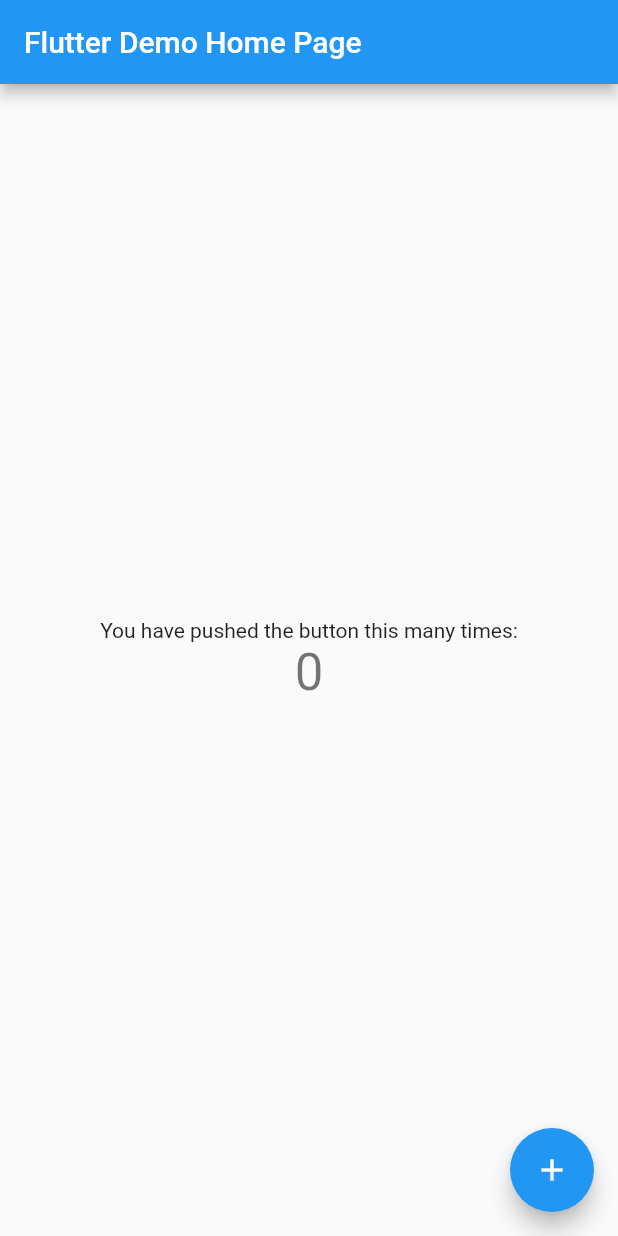
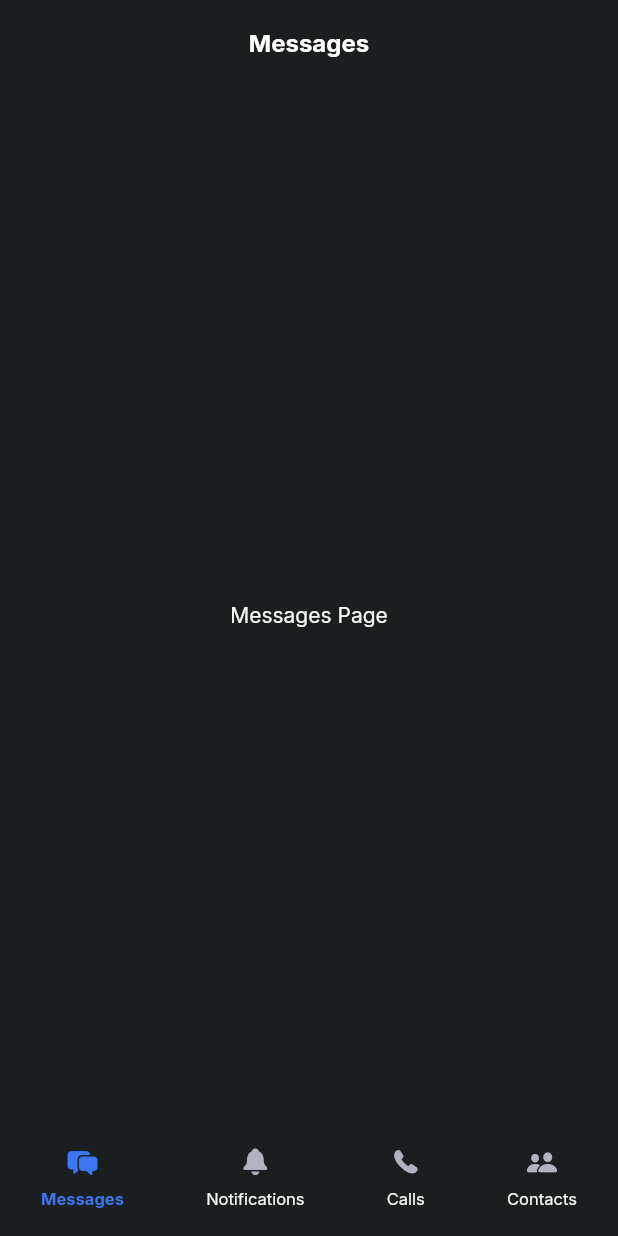
Before and after one commit to JaiminHapani7269/Chat_app, a Flutter app: the screen it shows after launch, on a phone screen of 412 x 824 dp. Run offline on Flutter 3.47's test engine with Material 2 defaults, Android fonts, the phone set to English and light mode, and no system bars; our stand-ins replace google_fonts.

Commit message:
"Second Commit"

```diff
--- a/lib/main.dart
+++ b/lib/main.dart
@@ -1,4 +1,6 @@
 import 'package:flutter/material.dart';
+import 'package:messenger/screens/home_screen.dart';
+import 'package:messenger/theme.dart';
 
 void main() {
   runApp(const MyApp());
@@ -11,105 +13,12 @@ class MyApp extends StatelessWidget {
   @override
   Widget build(BuildContext context) {
     return MaterialApp(
-      title: 'Flutter Demo',
-      theme: ThemeData(
-        // This is the theme of your application.
-        //
-        // Try running your application with "flutter run". You'll see the
-        // application has a blue toolbar. Then, without quitting the app, try
-        // changing the primarySwatch below to Colors.green and then invoke
-        // "hot reload" (press "r" in the console where you ran "flutter run",
-        // or simply save your changes to "hot reload" in a Flutter IDE).
-        // Notice that the counter didn't reset back to zero; the application
-        // is not restarted.
-        primarySwatch: Colors.blue,
-      ),
-      home: const MyHomePage(title: 'Flutter Demo Home Page'),
+      debugShowCheckedModeBanner: false,
+      title: 'Messanger',
+      theme: AppTheme.light(),
+      darkTheme: AppTheme.dark(),
+      themeMode: ThemeMode.dark,
+      home: HomeScreen(),
     );
   }
 }
-
-class MyHomePage extends StatefulWidget {
-  const MyHomePage({Key? key, required this.title}) : super(key: key);
-
-  // This widget is the home page of your application. It is stateful, meaning
-  // that it has a State object (defined below) that contains fields that affect
-  // how it looks.
-
-  // This class is the configuration for the state. It holds the values (in this
-  // case the title) provided by the parent (in this case the App widget) and
-  // used by the build method of the State. Fields in a Widget subclass are
-  // always marked "final".
-
-  final String title;
-
-  @override
-  State<MyHomePage> createState() => _MyHomePageState();
-}
-
-class _MyHomePageState extends State<MyHomePage> {
-  int _counter = 0;
-
-  void _incrementCounter() {
-    setState(() {
-      // This call to setState tells the Flutter framework that something has
-      // changed in this State, which causes it to rerun the build method below
-      // so that the display can reflect the updated values. If we changed
-      // _counter without calling setState(), then the build method would not be
-      // called again, and so nothing would appear to happen.
-      _counter++;
-    });
-  }
-
-  @override
-  Widget build(BuildContext context) {
-    // This method is rerun every time setState is called, for instance as done
-    // by the _incrementCounter method above.
-    //
-    // The Flutter framework has been optimized to make rerunning build methods
-    // fast, so that you can just rebuild anything that needs updating rather
-    // than having to individually change instances of widgets.
-    return Scaffold(
-      appBar: AppBar(
-        // Here we take the value from the MyHomePage object that was created by
-        // the App.build method, and use it to set our appbar title.
-        title: Text(widget.title),
-      ),
-      body: Center(
-        // Center is a layout widget. It takes a single child and positions it
-        // in the middle of the parent.
-        child: Column(
-          // Column is also a layout widget. It takes a list of children and
-          // arranges them vertically. By default, it sizes itself to fit its
-          // children horizontally, and tries to be as tall as its parent.
-          //
-          // Invoke "debug painting" (press "p" in the console, choose the
-          // "Toggle Debug Paint" action from the Flutter Inspector in Android
-          // Studio, or the "Toggle Debug Paint" command in Visual Studio Code)
-          // to see the wireframe for each widget.
-          //
-          // Column has various properties to control how it sizes itself and
-          // how it positions its children. Here we use mainAxisAlignment to
-          // center the children vertically; the main axis here is the vertical
-          // axis because Columns are vertical (the cross axis would be
-          // horizontal).
-          mainAxisAlignment: MainAxisAlignment.center,
-          children: <Widget>[
-            const Text(
-              'You have pushed the button this many times:',
-            ),
-            Text(
-              '$_counter',
-              style: Theme.of(context).textTheme.headline4,
-            ),
-          ],
-        ),
-      ),
-      floatingActionButton: FloatingActionButton(
-        onPressed: _incrementCounter,
-        tooltip: 'Increment',
-        child: const Icon(Icons.add),
-      ), // This trailing comma makes auto-formatting nicer for build methods.
-    );
-  }
-}
--- /dev/null
+++ b/lib/pages/calls_page.dart
@@ -0,0 +1,14 @@
+import 'package:flutter/cupertino.dart';
+import 'package:flutter/src/foundation/key.dart';
+import 'package:flutter/src/widgets/framework.dart';
+
+class CallsPage extends StatelessWidget {
+  const CallsPage({Key? key}) : super(key: key);
+
+  @override
+  Widget build(BuildContext context) {
+    return Center(
+      child: Text('CallsPage'),
+    );
+  }
+}
--- /dev/null
+++ b/lib/pages/contacts_page.dart
@@ -0,0 +1,14 @@
+import 'package:flutter/cupertino.dart';
+import 'package:flutter/src/foundation/key.dart';
+import 'package:flutter/src/widgets/framework.dart';
+
+class ContactsPage extends StatelessWidget {
+  const ContactsPage({Key? key}) : super(key: key);
+
+  @override
+  Widget build(BuildContext context) {
+    return Center(
+      child: Text('ContactsPage'),
+    );
+  }
+}
--- /dev/null
+++ b/lib/pages/messages_page.dart
@@ -0,0 +1,14 @@
+import 'package:flutter/cupertino.dart';
+import 'package:flutter/src/foundation/key.dart';
+import 'package:flutter/src/widgets/framework.dart';
+
+class MessagesPage extends StatelessWidget {
+  const MessagesPage({Key? key}) : super(key: key);
+
+  @override
+  Widget build(BuildContext context) {
+    return Center(
+      child: Text('Messages Page'),
+    );
+  }
+}
--- /dev/null
+++ b/lib/pages/notifications_page.dart
@@ -0,0 +1,14 @@
+import 'package:flutter/cupertino.dart';
+import 'package:flutter/src/foundation/key.dart';
+import 'package:flutter/src/widgets/framework.dart';
+
+class NotificationsPage extends StatelessWidget {
+  const NotificationsPage({Key? key}) : super(key: key);
+
+  @override
+  Widget build(BuildContext context) {
+    return Center(
+      child: Text('NotificationsPage'),
+    );
+  }
+}
--- /dev/null
+++ b/lib/screens/home_screen.dart
@@ -0,0 +1,175 @@
+// ignore_for_file: public_member_api_docs, sort_constructors_first
+import 'package:flutter/cupertino.dart';
+import 'package:flutter/material.dart';
+import 'package:flutter/src/foundation/key.dart';
+import 'package:flutter/src/widgets/framework.dart';
+
+import 'package:messenger/pages/calls_page.dart';
+import 'package:messenger/pages/contacts_page.dart';
+import 'package:messenger/pages/messages_page.dart';
+import 'package:messenger/pages/notifications_page.dart';
+import 'package:messenger/theme.dart';
+
+class HomeScreen extends StatefulWidget {
+  HomeScreen({Key? key}) : super(key: key);
+
+  @override
+  State<HomeScreen> createState() => _HomeScreenState();
+}
+
+class _HomeScreenState extends State<HomeScreen> {
+  final ValueNotifier<int> pageIndex = ValueNotifier(0);
+  final ValueNotifier<String> title = ValueNotifier('Messages');
+  final pages = const [
+    MessagesPage(),
+    NotificationsPage(),
+    CallsPage(),
+    ContactsPage(),
+  ];
+
+  @override
+  Widget build(BuildContext context) {
+    return Scaffold(
+      appBar: AppBar(
+        backgroundColor: Colors.transparent,
+        elevation: 0,
+        title: ValueListenableBuilder(
+          valueListenable: title,
+          builder: (BuildContext context, String value, _) {
+            return Center(
+              child: Text(
+                value,
+                style: TextStyle(fontWeight: FontWeight.bold, fontSize: 16),
+              ),
+            );
+          },
+        ),
+      ),
+      body: ValueListenableBuilder(
+        valueListenable: pageIndex,
+        builder: (BuildContext context, int value, _) {
+          return pages[value];
+        },
+      ),
+      bottomNavigationBar: _BottonNavigationBar(
+        onItemSelected: (index) {
+          pageIndex.value = index;
+        },
+      ),
+    );
+  }
+}
+
+//Bottom Navigation Bar
+class _BottonNavigationBar extends StatefulWidget {
+  _BottonNavigationBar({Key? key, required this.onItemSelected})
+      : super(key: key);
+
+  final ValueChanged<int> onItemSelected;
+
+  @override
+  State<_BottonNavigationBar> createState() => _BottonNavigationBarState();
+}
+
+class _BottonNavigationBarState extends State<_BottonNavigationBar> {
+  var selectedIndex = 0;
+  void handledItemSelected(index) {
+    setState(() {
+      selectedIndex = index;
+    });
+    widget.onItemSelected(index);
+  }
+
+  @override
+  Widget build(BuildContext context) {
+    return SafeArea(
+      top: false,
+      bottom: true,
+      child: Row(
+        mainAxisAlignment: MainAxisAlignment.spaceAround,
+        children: [
+          _NavigationBarItem(
+            index: 0,
+            label: 'Messages',
+            icon: CupertinoIcons.bubble_left_bubble_right_fill,
+            isSelected: (selectedIndex == 0),
+            onTap: handledItemSelected,
+          ),
+          _NavigationBarItem(
+            index: 1,
+            label: 'Notifications',
+            icon: CupertinoIcons.bell_solid,
+            isSelected: (selectedIndex == 1),
+            onTap: handledItemSelected,
+          ),
+          _NavigationBarItem(
+            index: 2,
+            label: 'Calls',
+            icon: CupertinoIcons.phone_fill,
+            isSelected: (selectedIndex == 2),
+            onTap: handledItemSelected,
+          ),
+          _NavigationBarItem(
+            index: 3,
+            label: 'Contacts',
+            icon: CupertinoIcons.person_2_fill,
+            isSelected: (selectedIndex == 3),
+            onTap: handledItemSelected,
+          ),
+        ],
+      ),
+    );
+  }
+}
+
+class _NavigationBarItem extends StatelessWidget {
+  _NavigationBarItem(
+      {Key? key,
+      required this.index,
+      required this.label,
+      required this.icon,
+      this.isSelected = false,
+      required this.onTap})
+      : super(key: key);
+
+  final ValueChanged<int> onTap;
+  final int index;
+  final String label;
+  final bool isSelected;
+  final IconData icon;
+
+  @override
+  Widget build(BuildContext context) {
+    return GestureDetector(
+      behavior: HitTestBehavior.opaque,
+      onTap: () {
+        onTap(index);
+      },
+      child: SizedBox(
+        height: 60,
+        child: Column(
+          mainAxisSize: MainAxisSize.min,
+          children: [
+            Icon(
+              icon,
+              size: 20,
+              color: isSelected ? AppColors.secondary : null,
+            ),
+            SizedBox(
+              height: 8,
+            ),
+            Text(
+              label,
+              style: isSelected
+                  ? TextStyle(
+                      fontSize: 11,
+                      color: AppColors.secondary,
+                      fontWeight: FontWeight.bold)
+                  : TextStyle(fontSize: 11),
+            ),
+          ],
+        ),
+      ),
+    );
+  }
+}
--- /dev/null
+++ b/lib/theme.dart
@@ -0,0 +1,63 @@
+import 'package:flutter/material.dart';
+import 'package:google_fonts/google_fonts.dart';
+
+abstract class AppColors {
+  static const secondary = Color(0xFF3B76F6);
+  static const accent = Color(0xFFD6755B);
+  static const textDark = Color(0xFF53585A);
+  static const textLigth = Color(0xFFF5F5F5);
+  static const textFaded = Color(0xFF9899A5);
+  static const iconLight = Color(0xFFB1B4C0);
+  static const iconDark = Color(0xFFB1B3C1);
+  static const textHighlight = secondary;
+  static const cardLight = Color(0xFFF9FAFE);
+  static const cardDark = Color(0xFF303334);
+}
+
+abstract class _LightColors {
+  static const background = Colors.white;
+  static const card = AppColors.cardLight;
+}
+
+abstract class _DarkColors {
+  static const background = Color(0xFF1B1E1F);
+  static const card = AppColors.cardDark;
+}
+
+/// Reference to the application theme.
+abstract class AppTheme {
+  static const accentColor = AppColors.accent;
+  static final visualDensity = VisualDensity.adaptivePlatformDensity;
+
+  /// Light theme and its settings.
+  static ThemeData light() => ThemeData(
+        brightness: Brightness.light,
+        accentColor: accentColor,
+        visualDensity: visualDensity,
+        textTheme:
+            GoogleFonts.mulishTextTheme().apply(bodyColor: AppColors.textDark),
+        backgroundColor: _LightColors.background,
+        scaffoldBackgroundColor: _LightColors.background,
+        cardColor: _LightColors.card,
+        primaryTextTheme: const TextTheme(
+          headline6: TextStyle(color: AppColors.textDark),
+        ),
+        iconTheme: const IconThemeData(color: AppColors.iconDark),
+      );
+
+  /// Dark theme and its settings.
+  static ThemeData dark() => ThemeData(
+        brightness: Brightness.dark,
+        accentColor: accentColor,
+        visualDensity: visualDensity,
+        textTheme:
+            GoogleFonts.interTextTheme().apply(bodyColor: AppColors.textLigth),
+        backgroundColor: _DarkColors.background,
+        scaffoldBackgroundColor: _DarkColors.background,
+        cardColor: _DarkColors.card,
+        primaryTextTheme: const TextTheme(
+          headline6: TextStyle(color: AppColors.textLigth),
+        ),
+        iconTheme: const IconThemeData(color: AppColors.iconLight),
+      );
+}
--- a/pubspec.yaml
+++ b/pubspec.yaml
@@ -29,6 +29,7 @@ environment:
 dependencies:
   flutter:
     sdk: flutter
+  google_fonts: ^3.0.1
 
 
   # The following adds the Cupertino Icons font to your application.
```
Also changed, not shown: pubspec.lock, 1 other file.
